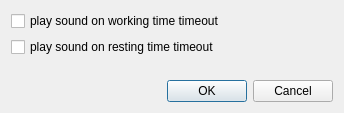
First picture: the form in src/gui/settingsdialog.ui, repository AlekseyDurachenko/tomatotasktracker-desktop, before the edit.
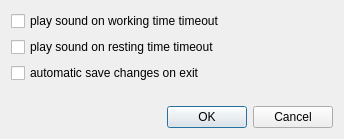
Second picture: the form after the edit.

Commit message: add option(in settings dialog) for save project on close() (without question)

Diff of the .ui file:
```diff
--- a/src/gui/settingsdialog.ui
+++ b/src/gui/settingsdialog.ui
@@ -7,7 +7,7 @@
     <x>0</x>
     <y>0</y>
     <width>344</width>
-    <height>113</height>
+    <height>139</height>
    </rect>
   </property>
   <property name="windowTitle">
@@ -28,6 +28,13 @@
      </property>
     </widget>
    </item>
+   <item>
+    <widget class="QCheckBox" name="saveChangesOnExit_checkBox">
+     <property name="text">
+      <string>automatic save changes on exit</string>
+     </property>
+    </widget>
+   </item>
    <item>
     <spacer name="verticalSpacer">
      <property name="orientation">
```
The commit also changes 4 other files.
